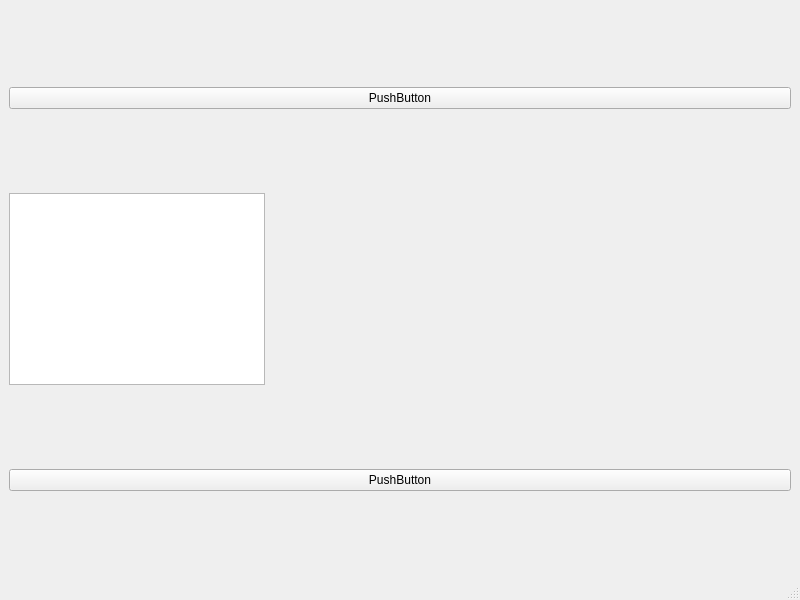
The window that src/home.ui (Ahmedwahdan2003/GuideMe) describes before a commit, drawn with Qt 5.
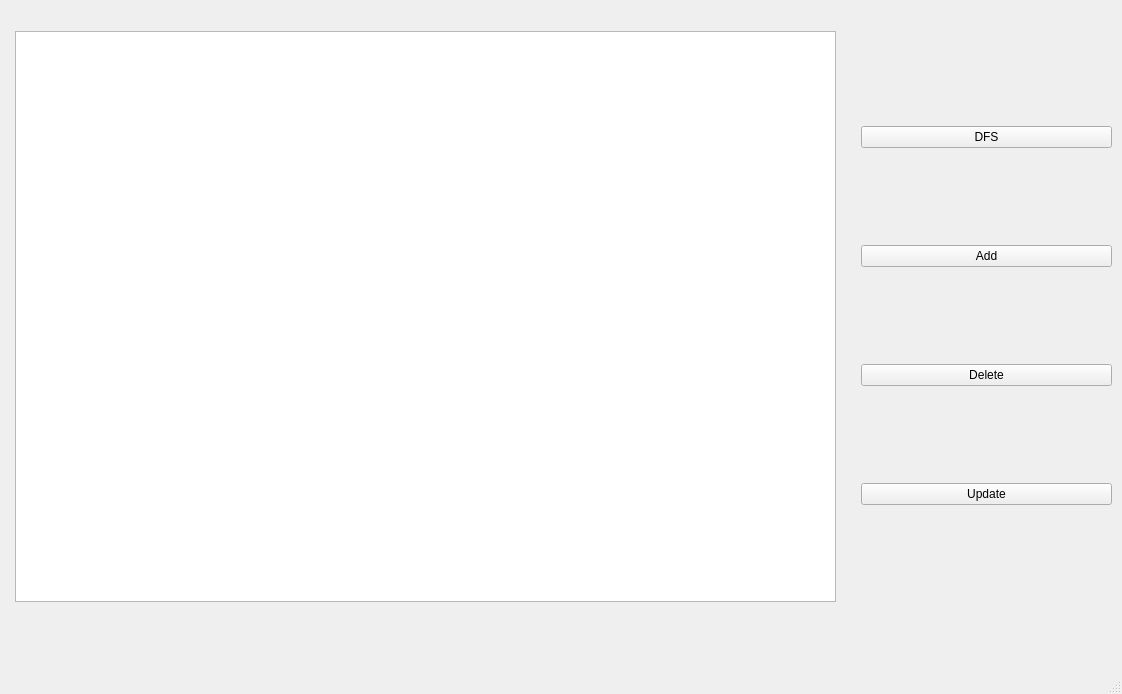
The same window after the commit.

What changed in the file:
```diff
--- a/src/home.ui
+++ b/src/home.ui
@@ -6,50 +6,64 @@
    <rect>
     <x>0</x>
     <y>0</y>
-    <width>800</width>
-    <height>600</height>
+    <width>1122</width>
+    <height>694</height>
    </rect>
   </property>
   <property name="windowTitle">
    <string>Home</string>
   </property>
   <widget class="QWidget" name="centralwidget">
+   <widget class="QGraphicsView" name="graphicsView">
+    <property name="geometry">
+     <rect>
+      <x>15</x>
+      <y>31</y>
+      <width>821</width>
+      <height>571</height>
+     </rect>
+    </property>
+   </widget>
+   <widget class="QWidget" name="">
+    <property name="geometry">
+     <rect>
+      <x>861</x>
+      <y>35</y>
+      <width>251</width>
+      <height>561</height>
+     </rect>
+    </property>
    <layout class="QVBoxLayout" name="verticalLayout">
     <item>
-     <widget class="QPushButton" name="btn_1">
+      <widget class="QPushButton" name="pushButton_4">
       <property name="text">
-       <string>PushButton</string>
+        <string>DFS</string>
       </property>
      </widget>
     </item>
     <item>
-     <widget class="QTextEdit" name="textEdit">
-      <property name="sizePolicy">
-       <sizepolicy hsizetype="Maximum" vsizetype="Maximum">
-        <horstretch>0</horstretch>
-        <verstretch>0</verstretch>
-       </sizepolicy>
+      <widget class="QPushButton" name="pushButton_3">
+       <property name="text">
+        <string>Add</string>
       </property>
      </widget>
     </item>
     <item>
-     <widget class="QPushButton" name="btn_2">
+      <widget class="QPushButton" name="pushButton_2">
       <property name="text">
-       <string>PushButton</string>
+        <string>Delete</string>
+       </property>
+      </widget>
+     </item>
+     <item>
+      <widget class="QPushButton" name="pushButton">
+       <property name="text">
+        <string>Update</string>
       </property>
      </widget>
     </item>
    </layout>
   </widget>
-  <widget class="QMenuBar" name="menubar">
-   <property name="geometry">
-    <rect>
-     <x>0</x>
-     <y>0</y>
-     <width>800</width>
-     <height>21</height>
-    </rect>
-   </property>
   </widget>
   <widget class="QStatusBar" name="statusbar"/>
  </widget>
```
Left out of the diff: 26 changed lines with no effect on the pictures. Lines whose indentation alone changed are shown as unchanged.
